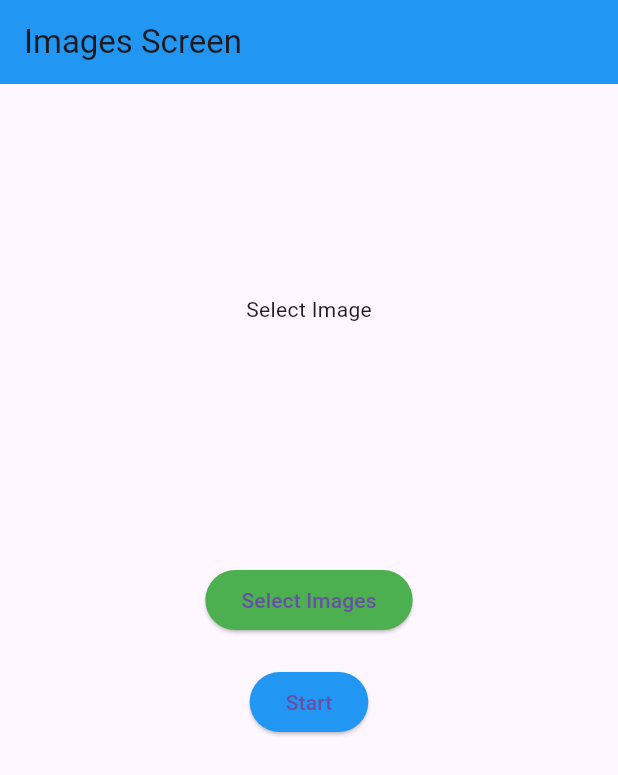
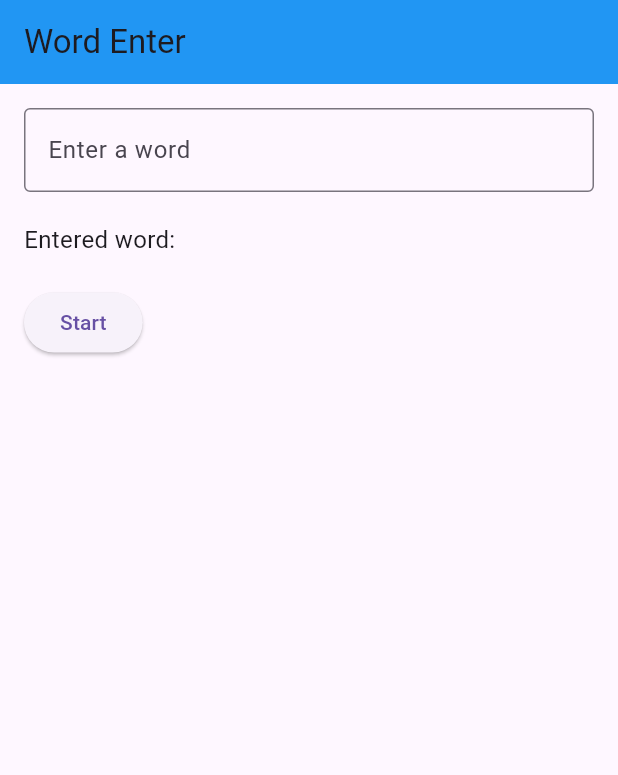
Before and after one commit to gokulasuriyas/game_app, a Flutter app: the screen it shows after launch, on a phone screen of 412 x 824 dp. Shown: the top 775 px of the screen. Run offline on Flutter 3.47's test engine with Material 3 defaults, Android fonts, the phone set to English and light mode, and no system bars; our stand-ins replace get, image_picker.

Commit message:
word search game on progress

```diff
--- a/lib/main.dart
+++ b/lib/main.dart
@@ -1,7 +1,7 @@
 import 'package:flutter/material.dart';
+import 'package:game_app/word_search_game/word_enter_screen/word_search_controller.dart';
+import 'package:game_app/word_search_game/word_enter_screen/word_search_view.dart';
 import 'package:get/get.dart';
-
-import 'flash_card_game/flash_card_view.dart';
 import 'memory_game/image_screen/memory_game_view.dart';
 
 
@@ -16,7 +16,9 @@ class MyApp extends StatelessWidget {
       debugShowCheckedModeBanner: false,
       title: 'Flip Card with GetX',
      // home: FlashCardView(),
-      home: MemoryGameView(),
+     // home: MemoryGameView(),
+      home: WordSearchView(),
+
     );
   }
 }
--- /dev/null
+++ b/lib/word_search_game/word_enter_screen/word_search_controller.dart
@@ -0,0 +1,24 @@
+import 'package:flutter/material.dart';
+import 'package:get/get.dart';
+
+class WordSearchController extends GetxController {
+  final textController = TextEditingController();
+  var enteredWord = ''.obs;
+
+  @override
+  void onClose() {
+    textController.dispose();
+    super.onClose();
+  }
+
+  // Update observable when text changes
+  void updateWord(String value) {
+    enteredWord.value = value;
+  }
+
+  // Method to start the game or perform an action on button press
+  void startGame() {
+    print('Entered word: ${enteredWord.value}');
+    // Additional logic to transition to game or handle input
+  }
+}
--- /dev/null
+++ b/lib/word_search_game/word_enter_screen/word_search_view.dart
@@ -0,0 +1,55 @@
+import 'package:flutter/material.dart';
+import 'package:get/get.dart';
+import 'word_search_controller.dart';
+
+class WordSearchView extends GetView<WordSearchController> {
+  WordSearchView({Key? key}) : super(key: key);
+
+  @override
+  Widget build(BuildContext context) {
+    return Scaffold(
+      appBar: AppBar(
+        title: const Text('Word Enter '),
+        backgroundColor: Colors.blue,
+      ),
+      body: SafeArea(
+    child: GetBuilder<WordSearchController>(
+    init: WordSearchController(),
+    builder: (wordSearchController) {
+      return SingleChildScrollView(
+        padding: const EdgeInsets.all(16.0),
+        child: Column(
+          crossAxisAlignment: CrossAxisAlignment.start,
+          children: [
+            TextField(
+              controller: controller.textController,
+              decoration: const InputDecoration(
+                labelText: 'Enter a word',
+                border: OutlineInputBorder(),
+              ),
+              onChanged: controller.updateWord,
+            ),
+            const SizedBox(height: 20),
+            Obx(() =>
+                Text(
+                  'Entered word: ${controller.enteredWord}',
+                  style: const TextStyle(fontSize: 16),
+                )),
+            const SizedBox(height: 20),
+            ElevatedButton(
+              onPressed: () {
+                // This will trigger an action in the controller if needed
+                controller.startGame();
+              },
+              child: const Text('Start'),
+            ),
+          ],
+        ),
+
+      );
+    }
+      ),
+      ),
+    );
+  }
+}
--- a/pubspec.yaml
+++ b/pubspec.yaml
@@ -37,7 +37,7 @@ dependencies:
   cupertino_icons: ^1.0.8
   get:
   image_picker:
-
+  shared_preferences:
 
 dev_dependencies:
   flutter_test:
```
Also changed, not shown: lib/memory_game/image_screen/memory_game_view.dart (+4 -3 lines), lib/memory_game/play_board_screen/memory_game_play_controller.dart (+6 -5 lines), lib/memory_game/play_board_screen/memory_game_play_view.dart (+46 -19 lines), lib/word_search_game/word_enter_screen/word_search_binding.dart (added, +9 -0 lines), pubspec.lock, 1 other file.
